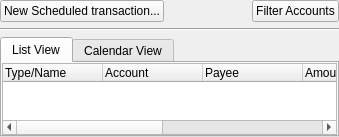
Above: kmymoney/views/kscheduledviewdecl.ui from KDE/kmymoney before the change. Below: the same form after it.
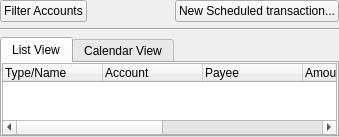
That is the form after the change. Custom widgets are drawn as their Qt base class.

Commit message:
Move filter line to top of scheduled view
This makes the schedule view looks similar to the ledger view.

CCBUG:412415

Diff of the .ui file:
```diff
--- a/kmymoney/views/kscheduledviewdecl.ui
+++ b/kmymoney/views/kscheduledviewdecl.ui
@@ -15,11 +15,11 @@
     <number>0</number>
    </property>
    <item>
-    <layout class="QHBoxLayout">
+    <layout class="QHBoxLayout" name="m_filterBox">
      <item>
-      <widget class="KPushButton" name="m_qbuttonNew">
+      <widget class="KPushButton" name="m_accountsCombo">
        <property name="text">
-        <string>New Scheduled transaction...</string>
+        <string>Filter Accounts</string>
        </property>
       </widget>
      </item>
@@ -40,9 +40,9 @@
       </spacer>
      </item>
      <item>
-      <widget class="KPushButton" name="m_accountsCombo">
+      <widget class="KPushButton" name="m_qbuttonNew">
        <property name="text">
-        <string>Filter Accounts</string>
+        <string>New Scheduled transaction...</string>
        </property>
       </widget>
      </item>
```
The commit also changes 1 other file.
